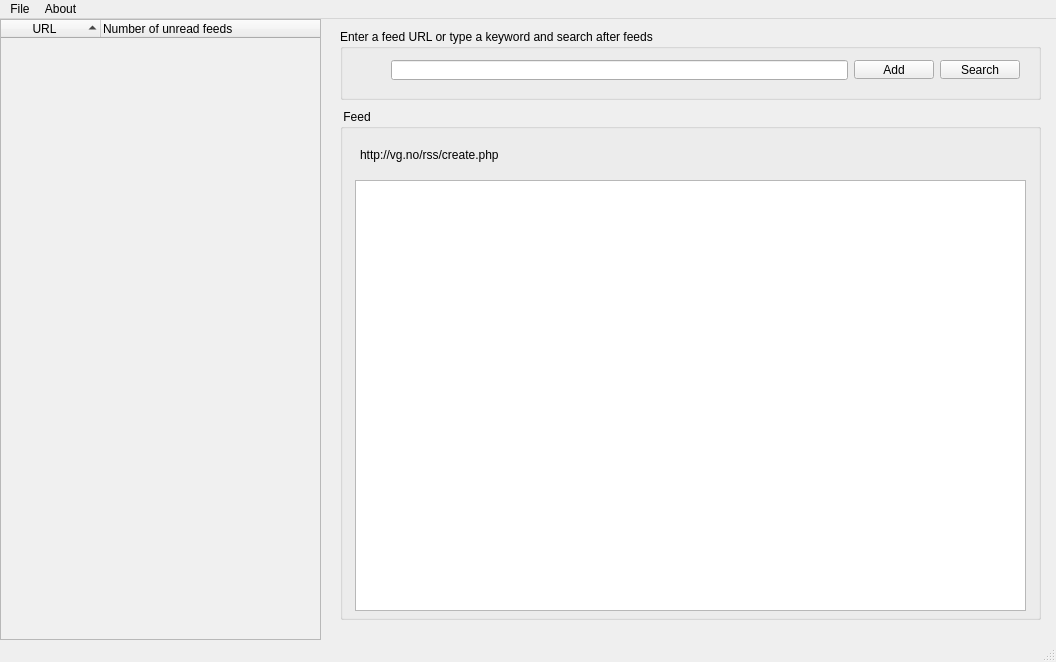
This is mainwindow.ui in henriwi/rssreader as Qt 5 draws it before an edit. The edited form follows.
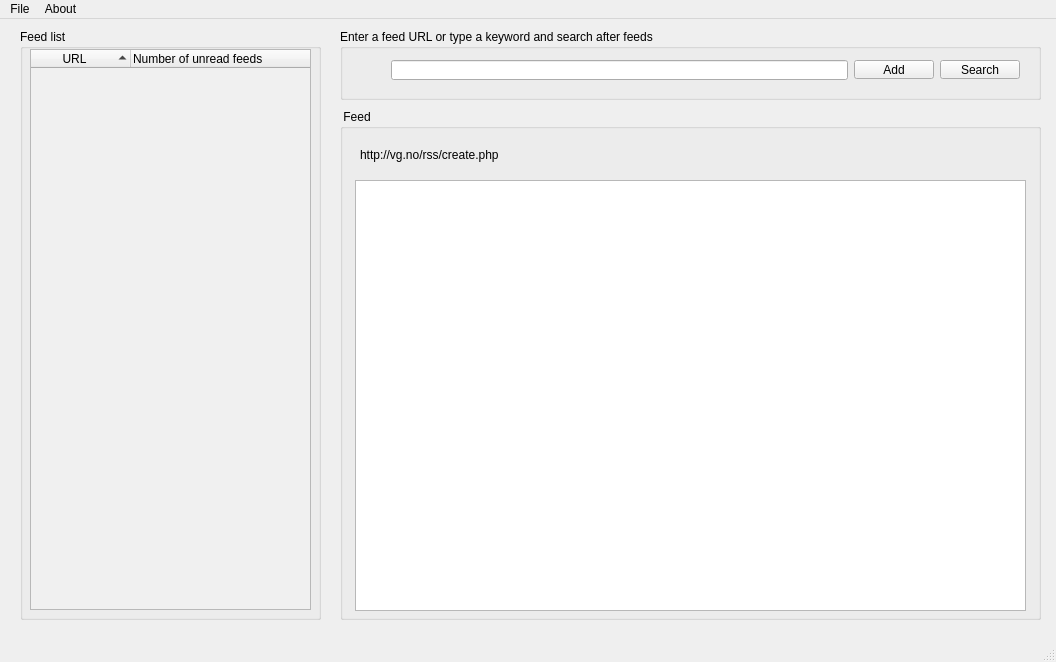
This is the edited form.

Commit message: Gjort noe mer med designer, laget treeviewet i en groupbox

```diff
--- a/mainwindow.ui
+++ b/mainwindow.ui
@@ -14,78 +14,6 @@
    <string>MainWindow</string>
   </property>
   <widget class="QWidget" name="centralWidget">
-   <widget class="QTreeWidget" name="treeWidget">
-    <property name="geometry">
-     <rect>
-      <x>0</x>
-      <y>0</y>
-      <width>321</width>
-      <height>621</height>
-     </rect>
-    </property>
-    <property name="sizePolicy">
-     <sizepolicy hsizetype="Expanding" vsizetype="Expanding">
-      <horstretch>0</horstretch>
-      <verstretch>0</verstretch>
-     </sizepolicy>
-    </property>
-    <property name="palette">
-     <palette>
-      <active>
-       <colorrole role="Base">
-        <brush brushstyle="SolidPattern">
-         <color alpha="255">
-          <red>240</red>
-          <green>240</green>
-          <blue>240</blue>
-         </color>
-        </brush>
-       </colorrole>
-      </active>
-      <inactive>
-       <colorrole role="Base">
-        <brush brushstyle="SolidPattern">
-         <color alpha="255">
-          <red>240</red>
-          <green>240</green>
-          <blue>240</blue>
-         </color>
-        </brush>
-       </colorrole>
-      </inactive>
-      <disabled>
-       <colorrole role="Base">
-        <brush brushstyle="SolidPattern">
-         <color alpha="255">
-          <red>240</red>
-          <green>240</green>
-          <blue>240</blue>
-         </color>
-        </brush>
-       </colorrole>
-      </disabled>
-     </palette>
-    </property>
-    <property name="autoFillBackground">
-     <bool>false</bool>
-    </property>
-    <property name="sortingEnabled">
-     <bool>true</bool>
-    </property>
-    <column>
-     <property name="text">
-      <string>URL</string>
-     </property>
-     <property name="textAlignment">
-      <set>AlignHCenter|AlignVCenter|AlignCenter</set>
-     </property>
-    </column>
-    <column>
-     <property name="text">
-      <string>Number of unread feeds</string>
-     </property>
-    </column>
-   </widget>
    <widget class="QGroupBox" name="feedGroupBox">
     <property name="geometry">
      <rect>
@@ -213,6 +141,91 @@
     <zorder>feedGroupBox</zorder>
     <zorder>gridLayoutWidget</zorder>
    </widget>
+   <widget class="QGroupBox" name="groupBox">
+    <property name="geometry">
+     <rect>
+      <x>20</x>
+      <y>10</y>
+      <width>301</width>
+      <height>591</height>
+     </rect>
+    </property>
+    <property name="title">
+     <string>Feed list</string>
+    </property>
+    <widget class="QTreeWidget" name="treeWidget">
+     <property name="geometry">
+      <rect>
+       <x>10</x>
+       <y>20</y>
+       <width>281</width>
+       <height>561</height>
+      </rect>
+     </property>
+     <property name="sizePolicy">
+      <sizepolicy hsizetype="Expanding" vsizetype="Expanding">
+       <horstretch>0</horstretch>
+       <verstretch>0</verstretch>
+      </sizepolicy>
+     </property>
+     <property name="palette">
+      <palette>
+       <active>
+        <colorrole role="Base">
+         <brush brushstyle="SolidPattern">
+          <color alpha="255">
+           <red>240</red>
+           <green>240</green>
+           <blue>240</blue>
+          </color>
+         </brush>
+        </colorrole>
+       </active>
+       <inactive>
+        <colorrole role="Base">
+         <brush brushstyle="SolidPattern">
+          <color alpha="255">
+           <red>240</red>
+           <green>240</green>
+           <blue>240</blue>
+          </color>
+         </brush>
+        </colorrole>
+       </inactive>
+       <disabled>
+        <colorrole role="Base">
+         <brush brushstyle="SolidPattern">
+          <color alpha="255">
+           <red>240</red>
+           <green>240</green>
+           <blue>240</blue>
+          </color>
+         </brush>
+        </colorrole>
+       </disabled>
+      </palette>
+     </property>
+     <property name="autoFillBackground">
+      <bool>false</bool>
+     </property>
+     <property name="sortingEnabled">
+      <bool>true</bool>
+     </property>
+     <column>
+      <property name="text">
+       <string>URL</string>
+      </property>
+      <property name="textAlignment">
+       <set>AlignHCenter|AlignVCenter|AlignCenter</set>
+      </property>
+     </column>
+     <column>
+      <property name="text">
+       <string>Number of unread feeds</string>
+      </property>
+     </column>
+    </widget>
+   </widget>
   </widget>
   <widget class="QMenuBar" name="menuBar">
    <property name="geometry">
```
Left out of the diff: 11 changed lines with no effect on the pictures.
